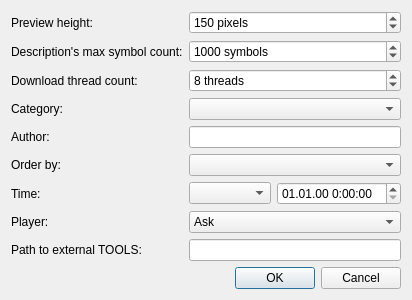
Before: the Qt Designer form settingsdialog.ui in AlexLevkovich/YoutubeViewer, drawn with Qt 5.
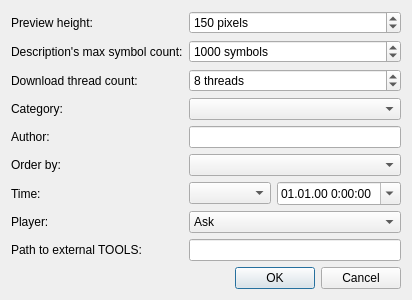
After: the same form once the commit is applied. Icons and pictures are not drawn. Custom widgets are drawn as their Qt base class.

What changed in the file:
```diff
--- a/settingsdialog.ui
+++ b/settingsdialog.ui
@@ -149,6 +149,9 @@
          <property name="displayFormat">
           <string>dd.MM.yy H:mm:ss</string>
          </property>
+         <property name="calendarPopup">
+          <bool>true</bool>
+         </property>
         </widget>
        </item>
       </layout>
```
